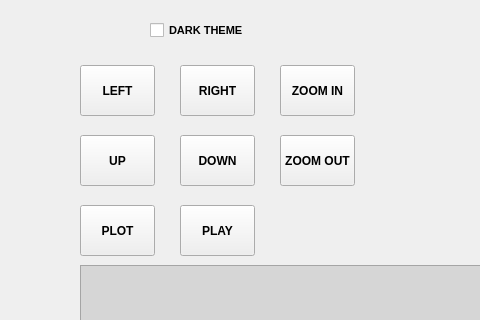
Before: the Qt Designer form Proiect_Ioc/resources/interface/qt_interface.ui in TrellixVulnTeam/IOC-3D-VISUALIZER_KWSB, drawn with Qt 5; both pictures show x 0 to 480 and y 145 to 465 of the 1222 by 948 pixel window.
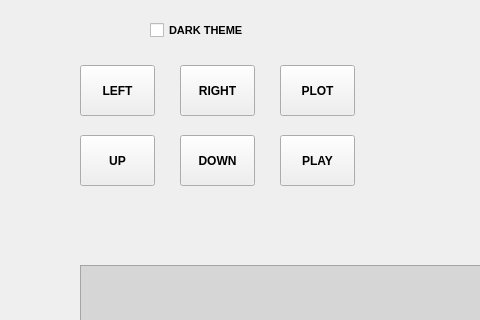
After: the same form once the commit is applied.

```diff
--- a/Proiect_Ioc/resources/interface/qt_interface.ui
+++ b/Proiect_Ioc/resources/interface/qt_interface.ui
@@ -119,46 +119,6 @@
      <string>DOWN</string>
     </property>
    </widget>
-   <widget class="QPushButton" name="zoomInButton">
-    <property name="geometry">
-     <rect>
-      <x>280</x>
-      <y>210</y>
-      <width>75</width>
-      <height>51</height>
-     </rect>
-    </property>
-    <property name="font">
-     <font>
-      <weight>75</weight>
-      <bold>true</bold>
-      <kerning>true</kerning>
-     </font>
-    </property>
-    <property name="text">
-     <string>ZOOM IN</string>
-    </property>
-   </widget>
-   <widget class="QPushButton" name="zoomOutButton">
-    <property name="geometry">
-     <rect>
-      <x>280</x>
-      <y>280</y>
-      <width>75</width>
-      <height>51</height>
-     </rect>
-    </property>
-    <property name="font">
-     <font>
-      <weight>75</weight>
-      <bold>true</bold>
-      <kerning>true</kerning>
-     </font>
-    </property>
-    <property name="text">
-     <string>ZOOM OUT</string>
-    </property>
-   </widget>
    <widget class="QWidget" name="cameraWidget" native="true">
     <property name="geometry">
      <rect>
@@ -265,8 +225,8 @@
    <widget class="QPushButton" name="plotButton">
     <property name="geometry">
      <rect>
-      <x>80</x>
-      <y>350</y>
+      <x>280</x>
+      <y>210</y>
       <width>75</width>
       <height>51</height>
      </rect>
@@ -285,8 +245,8 @@
    <widget class="QPushButton" name="playButton">
     <property name="geometry">
      <rect>
-      <x>180</x>
-      <y>350</y>
+      <x>280</x>
+      <y>280</y>
       <width>75</width>
       <height>51</height>
      </rect>
```
